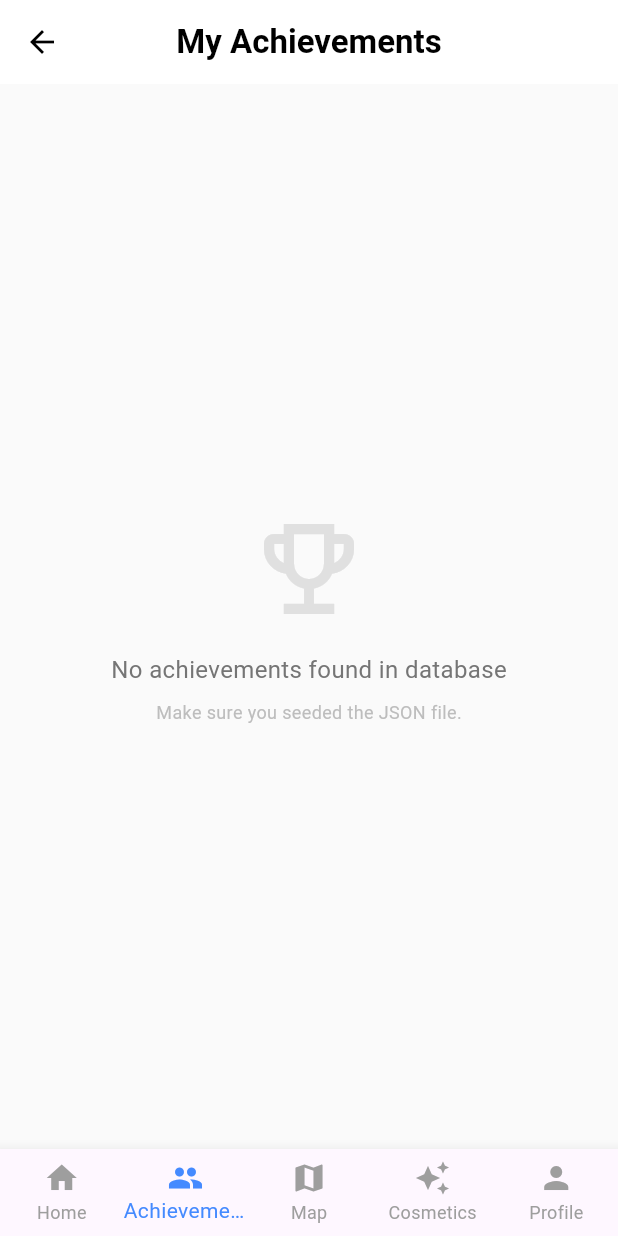
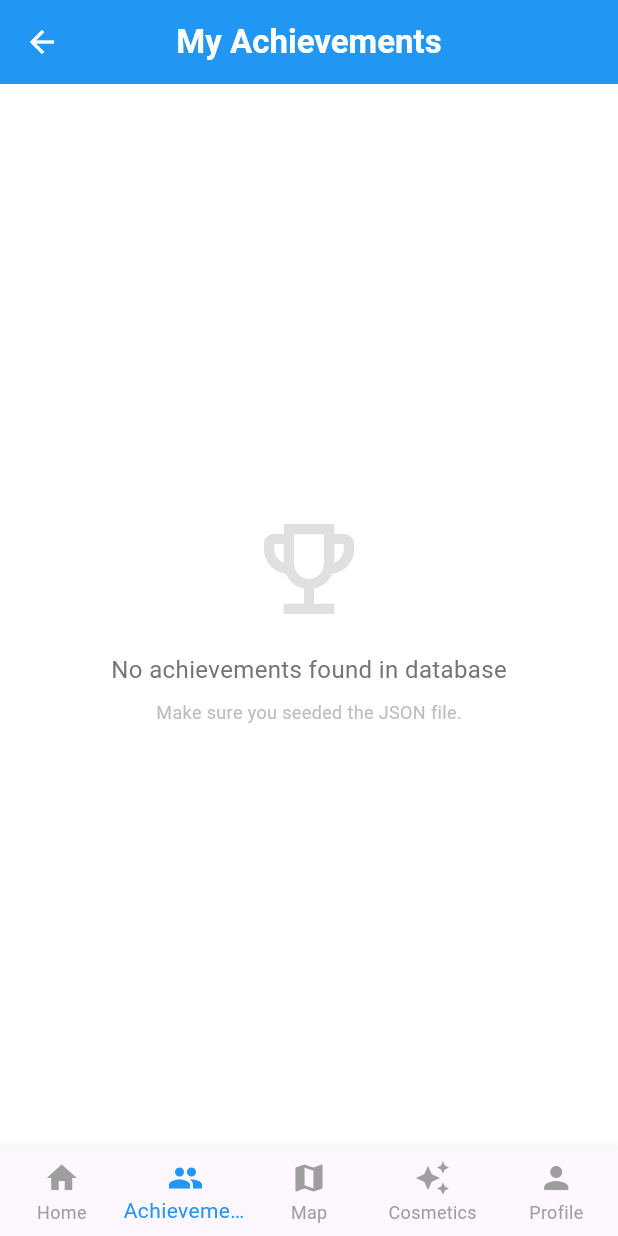
Before and after one commit to FilmQ/kangnok, a Flutter app: the ExplorerHomePage screen opened by its route, item 2 of the bottom bar chosen, on a phone screen of 412 x 824 dp. Run offline on Flutter 3.47's test engine with Material 3 defaults, Android fonts, the phone set to English and light mode, and no system bars; our stand-ins replace cloud_firestore, cloud_functions, firebase_auth, firebase_core, firebase_storage, flutter_dotenv and 6 more; missing offline and left inert: firebase_ui_auth, firebase_ui_oauth_google; accounts and stored records are empty; network calls fail.

Commit message:
made and tested the two rewards: badge, theme

```diff
--- a/assets/achievements/achievements_data.json
+++ b/assets/achievements/achievements_data.json
@@ -27,7 +27,8 @@
     ],
     "reward": {
       "type": "badge",
-      "value": "first_step"
+      "value": "First Step",
+      "imageUrl": ""
     }
   },
   {
@@ -42,7 +43,8 @@
     ],
     "reward": {
       "type": "badge",
-      "value": "the_codex"
+      "value": "The Codex",
+      "imageUrl": ""
     }
   }
 ]
--- a/lib/models/achievements/achievement.dart
+++ b/lib/models/achievements/achievement.dart
@@ -28,9 +28,9 @@ class Achievement {
   };
 
   factory Achievement.fromJson(Map<String, dynamic> json) => Achievement(
-    title: json['title'] as String,
-    description: json['description'] as String,
-    thumbnail: json['thumbnail'] as String,
+    title: json['title'] as String? ?? '',
+    description: json['description'] as String? ?? '',
+    thumbnail: json['thumbnail'] as String? ?? '',
     achieved: json['achieved'] as bool? ?? false,
     criterias: (json['criterias'] as List)
         .map((c) => CriterionFactory.fromJson(c as Map<String, dynamic>))
--- a/lib/pages/explorer_achievement_page.dart
+++ b/lib/pages/explorer_achievement_page.dart
@@ -3,6 +3,7 @@ import 'package:flutter/material.dart';
 import 'package:flutter_riverpod/flutter_riverpod.dart';
 import 'package:kangnok/models/achievements/achievement.dart';
 import 'package:kangnok/providers/achievement_provider.dart';
+import 'package:kangnok/providers/theme_provider.dart';
 
 /// Three visual states for each achievement card.
 enum _AchState { locked, claimable, claimed }
@@ -16,8 +17,10 @@ class AchievementPage extends ConsumerWidget {
     final progressAsync = ref.watch(userProgressStreamProvider);
     final claimed = ref.watch(completedAchievementTitlesProvider);
 
+    final themeData = ref.watch(explorerThemeDataProvider);
+
     return Scaffold(
-      backgroundColor: Colors.grey[50],
+      backgroundColor: themeData.backgroundColor,
       appBar: AppBar(
         title: const Text(
           "My Achievements",
@@ -25,8 +28,8 @@ class AchievementPage extends ConsumerWidget {
         ),
         centerTitle: true,
         elevation: 0,
-        backgroundColor: Colors.white,
-        foregroundColor: Colors.black,
+        backgroundColor: themeData.appBarColor,
+        foregroundColor: Colors.white,
       ),
       body: progressAsync.when(
         loading: () => const Center(child: CircularProgressIndicator()),
@@ -34,7 +37,10 @@ class AchievementPage extends ConsumerWidget {
         data: (userProgress) {
           return achievementsAsync.when(
             loading: () => const Center(child: CircularProgressIndicator()),
-            error: (e, _) => Center(child: Text("Error: $e")),
+            error: (e, _) {
+
+              return Center(child: Text("Error: $e"));
+            },
             data: (achievements) {
               if (achievements.isEmpty) {
                 return _buildEmptyState();
--- a/lib/pages/explorer_home_page.dart
+++ b/lib/pages/explorer_home_page.dart
@@ -5,6 +5,7 @@ import 'package:kangnok/pages/explorer_achievement_page.dart';
 import 'package:kangnok/pages/explorer_map_page.dart';
 import '../services/weather_service.dart';
 import 'package:kangnok/providers/explorer_profile_provider.dart';
+import 'package:kangnok/providers/theme_provider.dart';
 import 'package:kangnok/widgets/promote_park_box.dart';
 
 enum WidgetType { pollution, weather }
@@ -109,7 +110,10 @@ class _ExplorerHomePageState extends ConsumerState<ExplorerHomePage> {
       const Center(child: Text("Profile Settings")),
     ];
 
+    final themeData = ref.watch(explorerThemeDataProvider);
+
     return Scaffold(
+      backgroundColor: themeData.backgroundColor,
       body: IndexedStack(index: _selectedIndex, children: pages),
       bottomNavigationBar: BottomNavigationBar(
         currentIndex: _selectedIndex,
@@ -122,7 +126,7 @@ class _ExplorerHomePageState extends ConsumerState<ExplorerHomePage> {
           setState(() => _selectedIndex = index);
         },
         type: BottomNavigationBarType.fixed,
-        selectedItemColor: Colors.blueAccent,
+        selectedItemColor: themeData.appBarColor,
         unselectedItemColor: Colors.grey,
         items: const [
           BottomNavigationBarItem(icon: Icon(Icons.home), label: "Home"),
--- a/lib/pages/explorer_park_page.dart
+++ b/lib/pages/explorer_park_page.dart
@@ -6,6 +6,7 @@ import 'package:kangnok/models/parks/park.dart';
 import 'package:kangnok/models/parks/review.dart';
 import 'package:kangnok/models/roles/explorer.dart';
 import 'package:kangnok/models/roles/ranger.dart';
+import 'package:kangnok/providers/theme_provider.dart';
 import 'package:kangnok/providers/user_provider.dart';
 import 'package:kangnok/services/announcement_service.dart';
 import 'package:kangnok/services/checkin_service.dart';
@@ -728,13 +729,17 @@ class _ExplorerParkPageState extends ConsumerState<ExplorerParkPage> {
   Widget build(BuildContext context) {
     final park = ModalRoute.of(context)!.settings.arguments as Park?;
     final parkName = park?.name ?? "Park's page";
+    final themeData = ref.watch(explorerThemeDataProvider);
     return DefaultTabController(
       length: 4,
       child: Scaffold(
+        backgroundColor: themeData.backgroundColor,
         body: NestedScrollView(
           headerSliverBuilder: (context, innerBoxIsScrolled) {
             return [
               SliverAppBar(
+                backgroundColor: themeData.appBarColor,
+                foregroundColor: Colors.white,
                 title: Text(parkName),
                 expandedHeight: 450,
                 floating: false,
--- a/lib/pages/explorer_profile_page.dart
+++ b/lib/pages/explorer_profile_page.dart
@@ -287,7 +287,7 @@ class _ExplorerProfilePageState extends ConsumerState<ExplorerProfilePage> {
                                 ref.read(explorerThemeProvider.notifier).setTheme(value);
                               }
                             },
-                            items: explorerThemes.keys
+                            items: ref.watch(unlockedThemeNamesProvider)
                                 .map((t) => DropdownMenuItem(
                                       value: t,
                                       child: Text(t, style: const TextStyle(fontWeight: FontWeight.w500)),
```
Also changed, not shown: lib/models/achievements/reward.dart (+9 -9 lines), lib/models/achievements/theme_reward.dart (+6 -1 lines), lib/pages/explorer_map_page.dart (+7 -0 lines), lib/pages/explorer_social_page.dart (+11 -6 lines).
